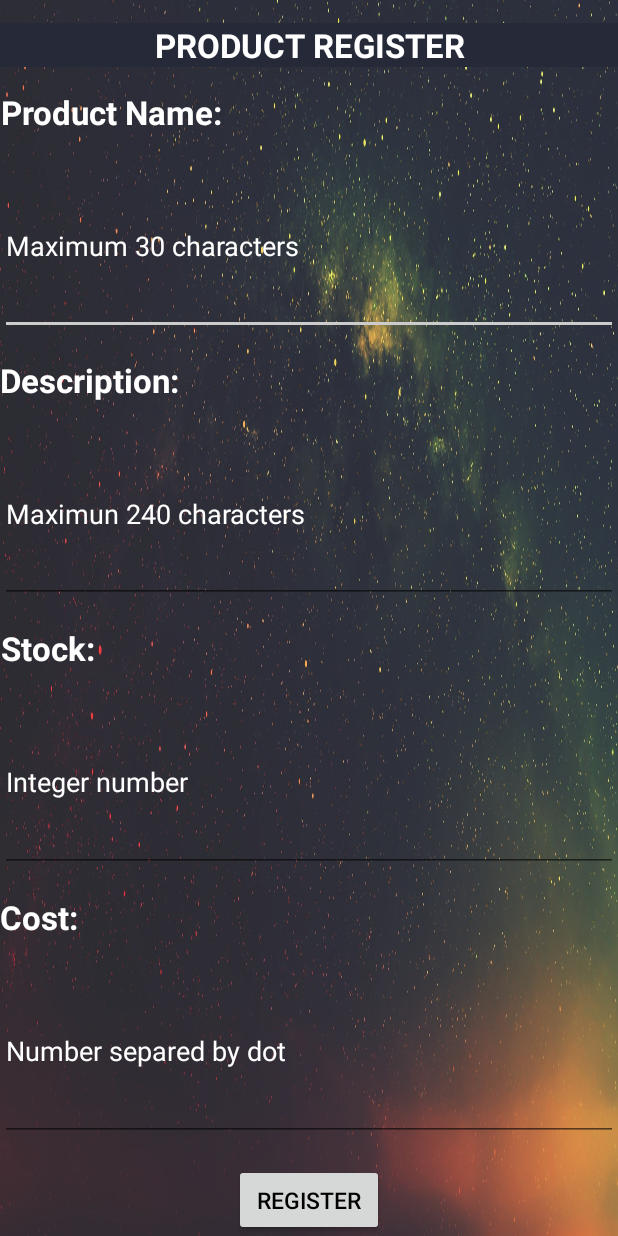
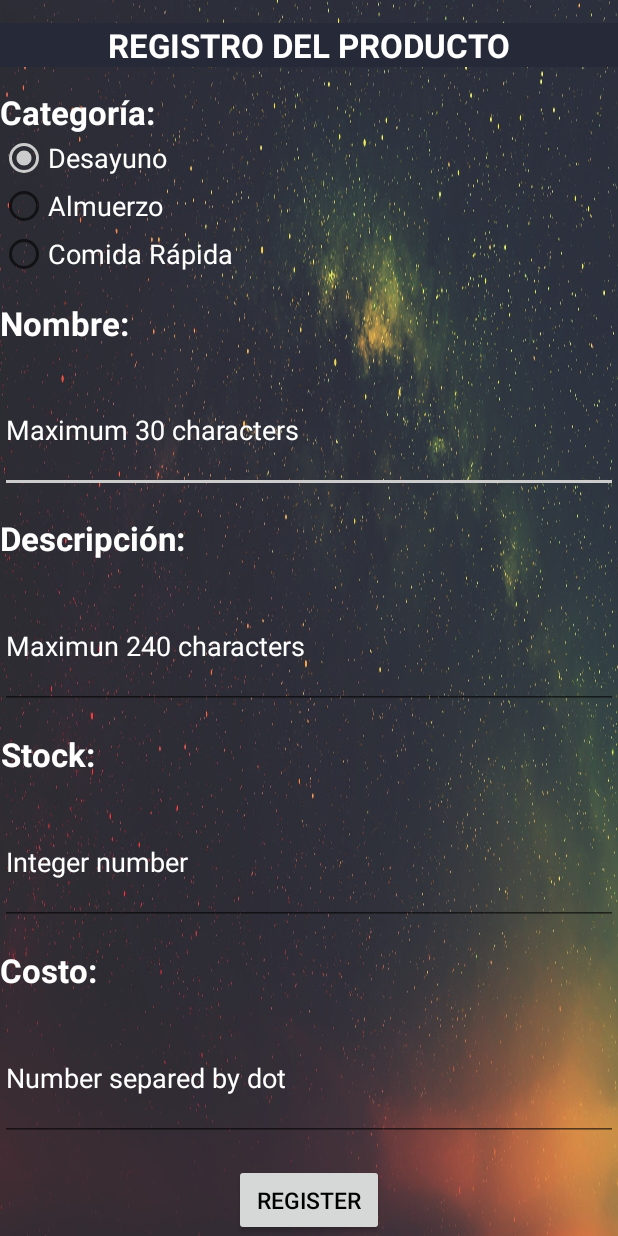
Before and after one commit to andriov/FoodStoreApp, an Android app: the ProductRegister screen opened directly, with no data from a screen before it, on a phone screen of 412 x 824 dp. Run offline under Robolectric (Android 15) with nearby library versions, the phone set to English and light mode, and no system bars; libraries missing offline, so code that uses them is left out: com.example.foodstoreexception.

Commit message:
Creation of second request: insert product

```diff
--- a/app/build.gradle
+++ b/app/build.gradle
@@ -28,4 +28,5 @@ dependencies {
     androidTestImplementation 'com.android.support.test:runner:1.0.1'
     androidTestImplementation 'com.android.support.test.espresso:espresso-core:3.0.1'
     implementation 'com.github.andriov.FoodStoreModules:foodstoreexception:0.1'
+    implementation 'com.squareup.okhttp3:okhttp:3.10.0'
 }
--- a/app/src/main/java/com/example/hugo/yachayfood/ProductRegister.java
+++ b/app/src/main/java/com/example/hugo/yachayfood/ProductRegister.java
@@ -1,19 +1,23 @@
 package com.example.hugo.yachayfood;
 
 import android.content.Intent;
+import android.os.StrictMode;
 import android.support.v7.app.AppCompatActivity;
 import android.os.Bundle;
 import android.view.View;
 import android.widget.Button;
 import android.widget.EditText;
+import android.widget.RadioButton;
 import android.widget.Toast;
 
 import com.example.foodstoreexception.Exceptions;
 
-import java.util.ArrayList;
+import java.io.IOException;
 
 public class ProductRegister extends AppCompatActivity {
 
+    //Creation of connection
+    private OpenConnection openConnection = new OpenConnection();
     //Button to registe the product
     private Button btnRegister;
     //EditText to insert the name of the product
@@ -25,19 +29,31 @@ public class ProductRegister extends AppCompatActivity {
     //EditText to registe the cost of the product
     private EditText productCost;
     //Object that work with the exceptions of productName, productDescription, productStock and productCost
+    private RadioButton rbtBreakFast, rbtnLunch, rbtnFastFoot;
+    //Integer of found button
+    private int rbtnanswer = 1;
+    //Excepcions obtained by imported module created by us
     private Exceptions exception = new Exceptions();
+
 
 
     @Override
     protected void onCreate(Bundle savedInstanceState) {
         super.onCreate(savedInstanceState);
         setContentView(R.layout.activity_product_register);
+        //Let connection in main thread
+        StrictMode.ThreadPolicy policy = new StrictMode.ThreadPolicy.Builder().permitAll().build();
+        StrictMode.setThreadPolicy(policy);
         //Insertion of the references(activity_product_register) of the button and EditText created as global variables
         productName = (EditText) findViewById(R.id.productName);
         productDescription = (EditText) findViewById(R.id.productDescription);
         productStock = (EditText) findViewById(R.id.productStock);
         productCost = (EditText) findViewById(R.id.productCost);
         btnRegister = (Button) findViewById(R.id.btnRegister);
+        //Insertion of the references to radio buttons
+        rbtBreakFast = (RadioButton) findViewById(R.id.rbtnDesayuno);
+        rbtnLunch = (RadioButton) findViewById(R.id.rbtnAlmuerzo);
+        rbtnFastFoot = (RadioButton) findViewById(R.id.rbtnComidaRapida);
         //Insertion of the product if all the values are inserted correctly
         btnRegister.setOnClickListener(new View.OnClickListener() {
             @Override
@@ -50,7 +66,7 @@ public class ProductRegister extends AppCompatActivity {
                             public void run() {
                                 try {
                                     //After the insertion the app go to seller profile
-                                    Intent i=new Intent(getApplicationContext(),MainActivity.class);
+                                    Intent i=new Intent(getApplicationContext(),FragmentSellerProfile.class);
                                     //If the name is greater than 30 charcters or is a number we obtain a exception
                                     exception.stinException("name",productName.getText(),30);
                                     //If the name is greater than 240 charcters or is a number we obtain a exception
@@ -59,6 +75,10 @@ public class ProductRegister extends AppCompatActivity {
                                     exception.stinException("stock",productStock.getText());
                                     //If the cost is not a double number we obtain a exception
                                     exception.stinException("cost",productCost.getText());
+                                    validation();
+                                    openConnection.insertarDatos("{\"category\":\""+rbtnanswer+"\",\"name\":\""+productName.getText().toString()
+                                            +"\",\"description\":\""+productDescription.getText().toString()+"\",\"stock\":"+productStock.getText().toString()
+                                            +",\"price\":\""+productCost.getText().toString()+"\"}");
                                     startActivity(i);
                                 }catch (Exceptions e){
                                     //Print the exactly error for developer
@@ -78,4 +98,17 @@ public class ProductRegister extends AppCompatActivity {
             }
         });
     }
+
+    private void validation(){
+        if(rbtBreakFast.isChecked()){
+            rbtnanswer=1;
+        }
+        if(rbtnLunch.isChecked()){
+            rbtnanswer=2;
+        }
+        if(rbtnFastFoot.isChecked()){
+            rbtnanswer=3;
+        }
+    }
+
 }
--- a/app/src/main/res/layout/activity_product_register.xml
+++ b/app/src/main/res/layout/activity_product_register.xml
@@ -18,7 +18,7 @@
         android:layout_height="wrap_content"
         android:background="@color/colorPrimary"
         android:gravity="center_horizontal"
-        android:text="PRODUCT REGISTER"
+        android:text="REGISTRO DEL PRODUCTO"
         android:textSize="22sp"
         android:textStyle="bold"
         android:textColor="#FFFFFF"
@@ -28,12 +28,59 @@
         android:layout_width="1dp"
         android:layout_height="15dp" />
 
+    <!--Category name label -->
+    <TextView
+        android:layout_width="wrap_content"
+        android:layout_height="wrap_content"
+        android:gravity="center_horizontal"
+        android:text="Categoría:"
+        android:textSize="22sp"
+        android:textStyle="bold"
+        android:textColor="#FFFFFF"
+        />
+
+    <RadioGroup
+        android:layout_width="match_parent"
+        android:layout_height="wrap_content"
+        >
+
+        <RadioButton
+            android:layout_width="match_parent"
+            android:layout_height="wrap_content"
+            android:text="Desayuno"
+            android:textColor="#FFFFFF"
+            android:textSize="18sp"
+            android:id="@+id/rbtnDesayuno"
+            android:checked="true"
+            />
+
+        <RadioButton
+            android:layout_width="match_parent"
+            android:layout_height="wrap_content"
+            android:text="Almuerzo"
+            android:textColor="#FFFFFF"
+            android:textSize="18sp"
+            android:id="@+id/rbtnAlmuerzo"
+            />
+
+        <RadioButton
+            android:layout_width="match_parent"
+            android:layout_height="wrap_content"
+            android:text="Comida Rápida"
+            android:textColor="#FFFFFF"
+            android:textSize="18sp"
+            android:id="@+id/rbtnComidaRapida"
+            />
+    </RadioGroup>
+    <Space
+        android:layout_width="1dp"
+        android:layout_height="15dp" />
     <!--Product name label -->
     <TextView
         android:layout_width="wrap_content"
         android:layout_height="wrap_content"
         android:gravity="center_horizontal"
-        android:text="Product Name:"
+        android:text="Nombre:"
         android:textSize="22sp"
         android:textStyle="bold"
         android:textColor="#FFFFFF"
@@ -65,7 +112,7 @@
         android:layout_width="wrap_content"
         android:layout_height="wrap_content"
         android:gravity="center_horizontal"
-        android:text="Description:"
+        android:text="Descripción:"
         android:textSize="22sp"
         android:textStyle="bold"
         android:textColor="#FFFFFF"
@@ -129,7 +176,7 @@
         android:layout_width="wrap_content"
         android:layout_height="wrap_content"
         android:gravity="center_horizontal"
-        android:text="Cost:"
+        android:text="Costo:"
         android:textSize="22sp"
         android:textStyle="bold"
         android:textColor="#FFFFFF"
```
Also changed, not shown: app/src/main/java/com/example/hugo/yachayfood/FragmentSellerProfile.java (+25 -100 lines).
